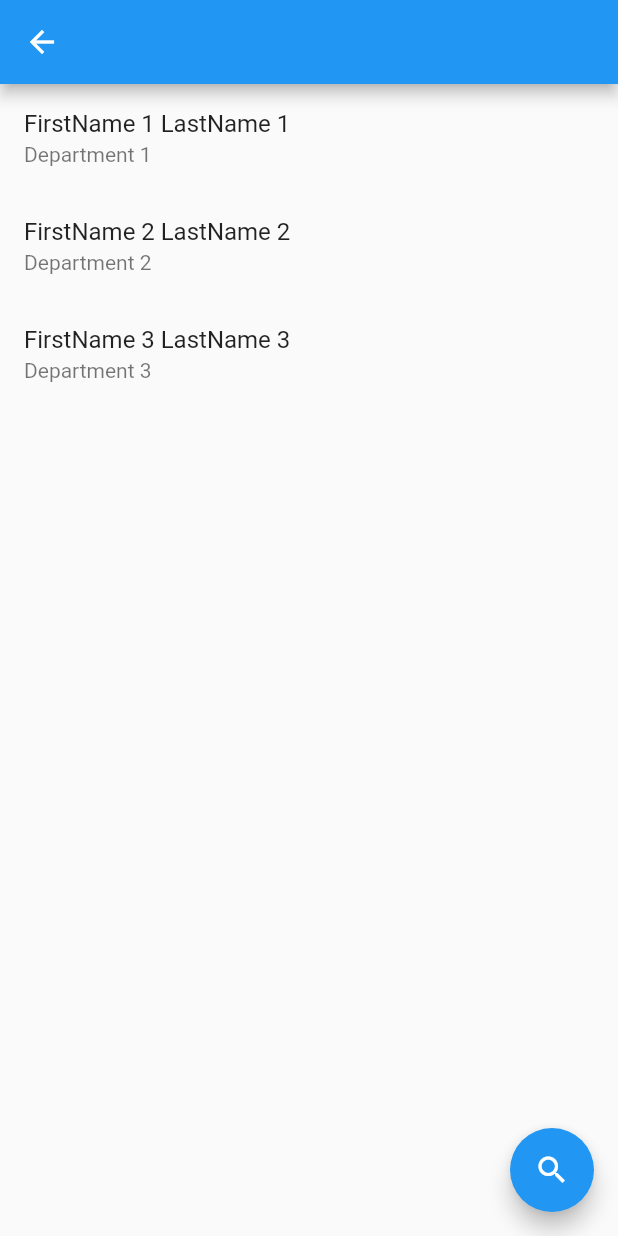
After one commit to hackforla/new-schools-today, a Flutter app: the StaffDirectoryPage screen opened by its route, after a tap on the "search" icon, on a phone screen of 412 x 824 dp. The commit adds this screen. Run offline on Flutter 3.47's test engine with Material 2 defaults, Android fonts, the phone set to English and light mode, and no system bars.

Commit message:
Basic staff directory

```diff
--- /dev/null
+++ b/nstAppTemplate/assets/data/staff.json
@@ -0,0 +1,30 @@
+[
+    {
+        "firstName": "FirstName 1",
+        "lastName": "LastName 1",
+        "roomNumber": "RoomNumber 1",
+        "department": "Department 1",
+        "email": "Email 1",
+        "house": "House 1",
+        "websites": ["Website 1"],
+        "ext": "Extension 1",
+        "other": "Other 1"
+    },
+    {
+        "firstName": "FirstName 2",
+        "lastName": "LastName 2",
+        "roomNumber": "RoomNumber 2",
+        "department": "Department 2",
+        "house": "House 2",
+        "websites": ["Website 2"]
+    },
+    {
+        "firstName": "FirstName 3",
+        "lastName": "LastName 3",
+        "roomNumber": "RoomNumber 3",
+        "department": "Department 3",
+        "email": "Email 3"
+
+    }
+
+]
--- /dev/null
+++ b/nstAppTemplate/lib/global/loadingPage.dart
@@ -0,0 +1,25 @@
+import 'package:flutter/material.dart';
+
+class LoadingDataPage extends StatelessWidget {
+  LoadingDataPage(this.loadingStr);
+  final String loadingStr;
+
+
+  @override
+  Widget build(BuildContext context) {
+    return Scaffold(
+      appBar: AppBar(
+        title: Text("Loading " + this.loadingStr),
+      ),
+          body: Column(
+        mainAxisAlignment: MainAxisAlignment.center,
+        crossAxisAlignment: CrossAxisAlignment.center,
+        children: [
+           CircularProgressIndicator(),
+           Divider(),
+           Text("Loading " + this.loadingStr, textScaleFactor: 1.35, textAlign: TextAlign.center),
+        ]
+      ),
+    );
+  }
+}
--- a/nstAppTemplate/lib/main.dart
+++ b/nstAppTemplate/lib/main.dart
@@ -1,4 +1,5 @@
 import 'package:flutter/material.dart';
+import 'package:nstAppTemplate/staffDirectory/page.dart';
 import './Home.dart';
 import './UndefinedView.dart';
 
@@ -10,6 +11,12 @@ const List routes = [
     'name':'Home',
     'route':'/'
   },
+  {
+
+    'name':'Staff Directory',
+    'route':'/staffDirectory'
+
+  }
 ];
 
 MaterialPageRoute directRoute(int index) {
@@ -37,7 +44,11 @@ class MyApp extends StatelessWidget {
         // is not restarted.
         primarySwatch: Colors.blue,
       ),
+      routes: {
+        '/staffDirectory':(c)=>StaffDirectoryPage()
+      },
       onGenerateRoute: (RouteSettings settings) {
+
         for(int i = 0; i < routes.length; i++) {
           if(settings.name == routes[i]['route']) {
             return directRoute(i);
--- /dev/null
+++ b/nstAppTemplate/lib/staffDirectory/body.dart
@@ -0,0 +1,81 @@
+import 'package:flutter/material.dart';
+import 'package:nstAppTemplate/staffDirectory/staff.dart';
+
+class StaffDirectoryBody extends StatefulWidget {
+  StaffDirectoryBody(this.staff);
+  final List<Staff> staff;
+  @override
+  _StaffDirectoryBodyState createState() =>
+      _StaffDirectoryBodyState(this.staff);
+}
+
+class _StaffDirectoryBodyState extends State<StaffDirectoryBody> {
+  _StaffDirectoryBodyState(this.allStaff);
+  final List<Staff> allStaff;
+
+  Widget titleWidget;
+  bool currentlySearching;
+
+  List staff;
+
+  String searchStr;
+
+  TextEditingController textEditingController;
+
+  @override
+  void initState() {
+    super.initState();
+
+    titleWidget = Text("Staff Directory");
+    currentlySearching = false;
+
+    staff = allStaff;
+
+    textEditingController = TextEditingController(text: "");
+    textEditingController.addListener(() {
+      setState(() {
+        print("NEW SEARCH");
+        staff = allStaff
+          .where((element) =>
+              element.fullName.toString().contains(textEditingController.text))
+          .toList();
+        print(staff);
+      });
+
+    });
+  }
+
+  @override
+  Widget build(BuildContext context) {
+
+    return Scaffold(
+      appBar: AppBar(
+        title: this.currentlySearching
+            ? TextField(
+                controller: textEditingController,
+                autofocus: true,
+              )
+            : titleWidget,
+      ),
+      floatingActionButton: FloatingActionButton(
+        child: Icon(Icons.search),
+        heroTag: "searchButton",
+        onPressed: () {
+          setState(() {
+            currentlySearching = !currentlySearching;
+          });
+        },
+      ),
+      body: ListView.builder(
+        itemCount: this.staff.length,
+        itemBuilder: (context, index) {
+          Staff staff = this.staff[index];
+          return ListTile(
+            title: Text(staff.fullName),
+            subtitle: Text(staff.department),
+          );
+        },
+      ),
+    );
+  }
+}
--- /dev/null
+++ b/nstAppTemplate/lib/staffDirectory/page.dart
@@ -0,0 +1,25 @@
+import 'package:flutter/material.dart';
+import 'package:nstAppTemplate/global/errorLoadingPage.dart';
+import 'package:nstAppTemplate/global/loadingPage.dart';
+import 'package:nstAppTemplate/parsejsonfromfile.dart';
+import 'package:nstAppTemplate/staffDirectory/body.dart';
+import 'package:nstAppTemplate/staffDirectory/staff.dart';
+
+class StaffDirectoryPage extends StatelessWidget {
+  @override
+  Widget build(BuildContext context) {
+    return FutureBuilder(
+      future: getJSONfromFile(context, 'staff'),
+      builder: (c, s) {
+        if (s.connectionState != ConnectionState.done) {
+          return LoadingDataPage('Staff');
+        } else if (s.hasError) {
+          return ErrorLoadingDataPage("staff");
+        } else {
+
+          return StaffDirectoryBody(staffListFromJSON(s.data));
+        }
+      },
+    );
+  }
+}
--- /dev/null
+++ b/nstAppTemplate/lib/staffDirectory/staff.dart
@@ -0,0 +1,56 @@
+class Staff {
+  final String firstName;
+  final String lastName;
+  final String roomNumber;
+  final String email;
+  final String department;
+  final String house;
+  final String other;
+  final String ext;
+  final List websites;
+
+  Staff(
+    this.firstName,
+    this.lastName,
+    this.roomNumber,
+    this.department, {
+    this.email,
+    this.house,
+    this.websites,
+    this.ext,
+    this.other,
+  });
+
+  String get fullName {
+    return "$firstName $lastName";
+  }
+
+  bool get hasEmail {
+    return this.email != null;
+  }
+
+  bool get hasHouse {
+    return this.house != null;
+  }
+
+  bool get hasWebsite {
+    return this.websites != null;
+  }
+
+  bool get hasOther {
+    return other != null;
+  }
+}
+
+Staff staffFromJSON(Map staffMap) {
+  return Staff(staffMap['firstName'], staffMap['lastName'],
+      staffMap['roomNumber'], staffMap['department'],
+      email: staffMap['email'],
+      house: staffMap['house'],
+      websites: staffMap['websites'],
+      ext: staffMap['ext'],
+      other: staffMap['other']);
+}
+
+List<Staff> staffListFromJSON(List staffList) => List<Staff>.generate(
+    staffList.length, (index) => staffFromJSON(staffList[index]));
--- a/nstAppTemplate/pubspec.yaml
+++ b/nstAppTemplate/pubspec.yaml
@@ -42,7 +42,7 @@ flutter:
 
   # To add assets to your application, add an assets section, like this:
   assets:
-    - assets/
+    - assets/data/
   #   - images/a_dot_burr.jpeg
   #   - images/a_dot_ham.jpeg
 
```
Also changed, not shown: nstAppTemplate/lib/global/errorLoadingPage.dart (added, +30 -0 lines), nstAppTemplate/lib/staff.dart (deleted, +0 -20 lines).
